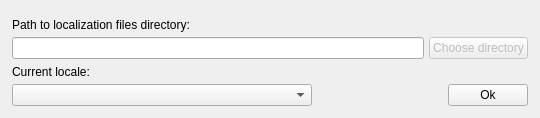
xaoctech/dava.engine, file Tools/UIEditor/UI/Dialogs/localizationeditordialog.ui: the form before one commit.
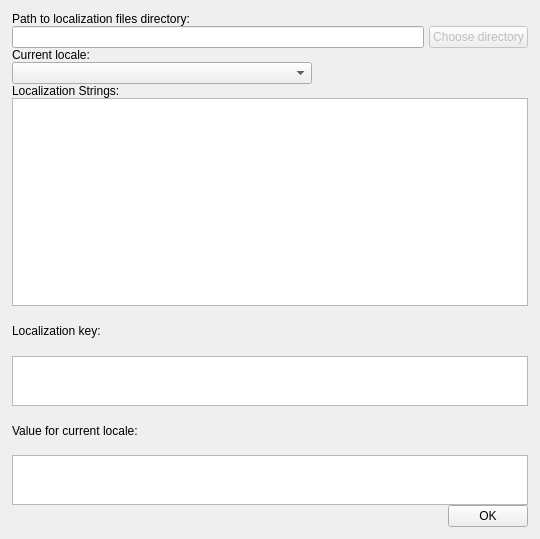
The form after the commit.

```diff
--- a/Tools/UIEditor/UI/Dialogs/localizationeditordialog.ui
+++ b/Tools/UIEditor/UI/Dialogs/localizationeditordialog.ui
@@ -7,7 +7,7 @@
     <x>0</x>
     <y>0</y>
     <width>540</width>
-    <height>118</height>
+    <height>539</height>
    </rect>
   </property>
   <property name="minimumSize">
@@ -19,7 +19,7 @@
   <property name="maximumSize">
    <size>
     <width>750</width>
-    <height>118</height>
+    <height>650</height>
    </size>
   </property>
   <property name="windowTitle">
@@ -84,7 +84,7 @@
        </property>
       </widget>
      </item>
-     <item row="3" column="0">
+     <item row="4" column="0">
       <layout class="QHBoxLayout" name="horizontalLayout_2">
        <item>
         <widget class="QComboBox" name="currentLocaleComboBox">
@@ -109,25 +109,131 @@
          </property>
         </spacer>
        </item>
+      </layout>
+     </item>
+     <item row="5" column="0">
+      <layout class="QVBoxLayout" name="verticalLayout_2">
        <item>
-        <widget class="QPushButton" name="closeButton">
-         <property name="sizePolicy">
-          <sizepolicy hsizetype="Minimum" vsizetype="Fixed">
-           <horstretch>0</horstretch>
-           <verstretch>0</verstretch>
-          </sizepolicy>
+        <widget class="QLabel" name="label">
+         <property name="text">
+          <string>Localization Strings:</string>
          </property>
+        </widget>
+       </item>
+       <item>
+        <widget class="QTableView" name="tableView">
          <property name="minimumSize">
           <size>
-           <width>75</width>
+           <width>0</width>
            <height>0</height>
           </size>
          </property>
+        </widget>
+       </item>
+      </layout>
+     </item>
+     <item row="6" column="0">
+      <layout class="QVBoxLayout" name="verticalLayout_4">
+       <property name="spacing">
+        <number>-1</number>
+       </property>
+       <property name="sizeConstraint">
+        <enum>QLayout::SetDefaultConstraint</enum>
+       </property>
+       <item>
+        <widget class="QLabel" name="label_2">
          <property name="text">
-          <string>Ok</string>
+          <string>Localization key:</string>
          </property>
         </widget>
        </item>
+       <item>
+        <widget class="QPlainTextEdit" name="txtLocalizationKey">
+         <property name="enabled">
+          <bool>true</bool>
+         </property>
+         <property name="minimumSize">
+          <size>
+           <width>0</width>
+           <height>50</height>
+          </size>
+         </property>
+         <property name="maximumSize">
+          <size>
+           <width>16777215</width>
+           <height>50</height>
+          </size>
+         </property>
+         <property name="readOnly">
+          <bool>true</bool>
+         </property>
+        </widget>
+       </item>
+       <item>
+        <widget class="QLabel" name="label_3">
+         <property name="maximumSize">
+          <size>
+           <width>16777215</width>
+           <height>16777215</height>
+          </size>
+         </property>
+         <property name="text">
+          <string>Value for current locale:</string>
+         </property>
+        </widget>
+       </item>
+       <item>
+        <widget class="QPlainTextEdit" name="txtLocalizationValue">
+         <property name="minimumSize">
+          <size>
+           <width>0</width>
+           <height>50</height>
+          </size>
+         </property>
+         <property name="maximumSize">
+          <size>
+           <width>16777215</width>
+           <height>50</height>
+          </size>
+         </property>
+        </widget>
+       </item>
+       <item>
+        <layout class="QHBoxLayout" name="horizontalLayout_3">
+         <item>
+          <spacer name="horizontalSpacer_2">
+           <property name="orientation">
+            <enum>Qt::Horizontal</enum>
+           </property>
+           <property name="sizeHint" stdset="0">
+            <size>
+             <width>108</width>
+             <height>17</height>
+            </size>
+           </property>
+          </spacer>
+         </item>
+         <item>
+          <widget class="QPushButton" name="closeButton">
+           <property name="sizePolicy">
+            <sizepolicy hsizetype="Minimum" vsizetype="Fixed">
+             <horstretch>0</horstretch>
+             <verstretch>0</verstretch>
+            </sizepolicy>
+           </property>
+           <property name="minimumSize">
+            <size>
+             <width>75</width>
+             <height>0</height>
+            </size>
+           </property>
+           <property name="text">
+            <string>OK</string>
+           </property>
+          </widget>
+         </item>
+        </layout>
+       </item>
       </layout>
      </item>
     </layout>
```
Left out of the diff: 8 changed lines with no effect on the pictures.
